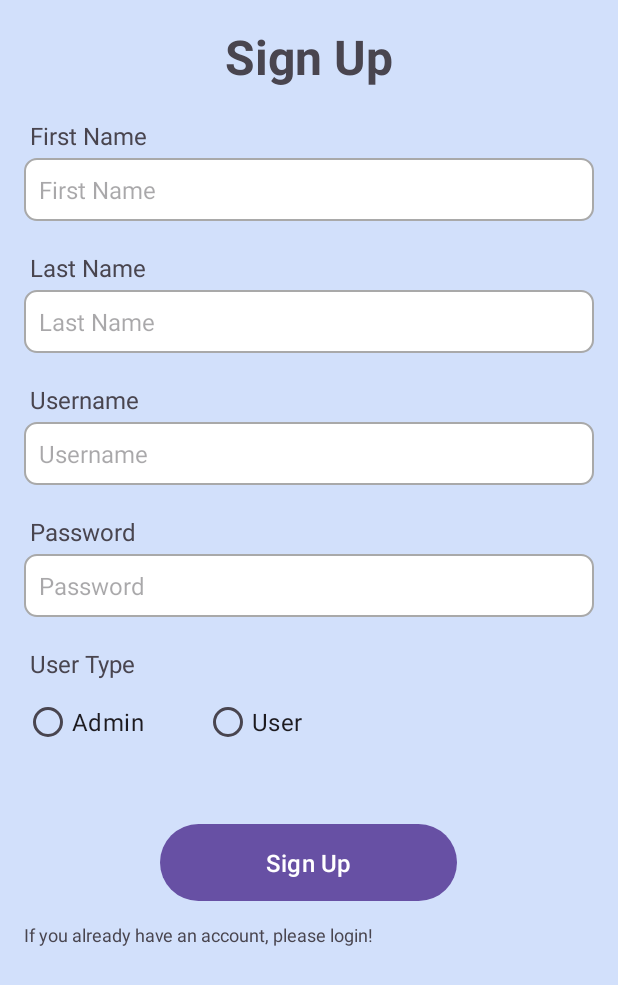
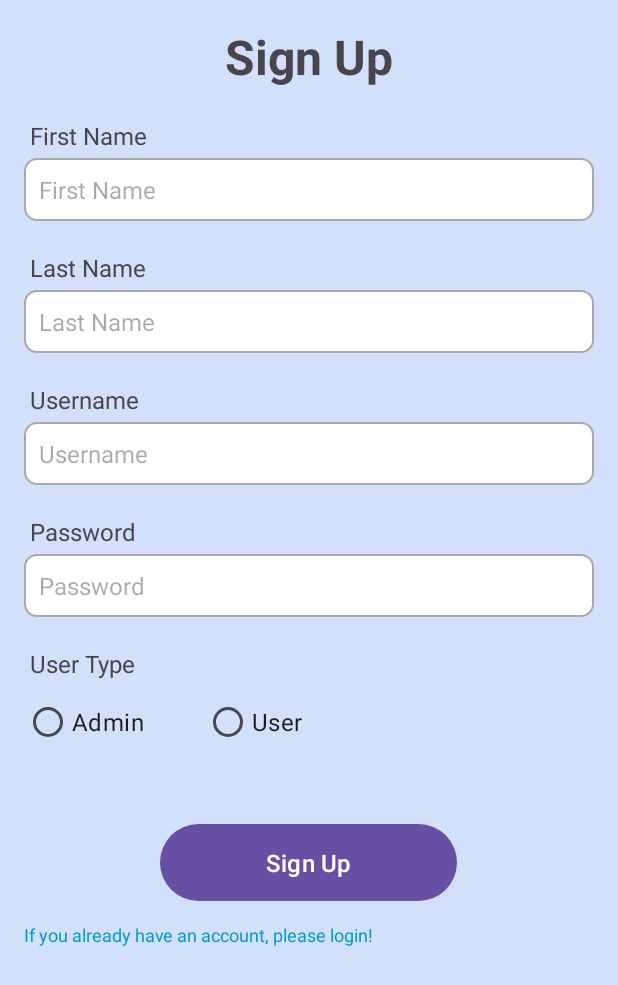
Before and after one commit to mrymsarabi/book-reader-app, an Android app: the SignUpActivity screen opened directly, with no data from a screen before it, on a phone screen of 412 x 824 dp. Shown: the top 985 px of the screen. Run offline under Robolectric (Android 15) with nearby library versions, the phone set to English and light mode, and no system bars; our stand-ins replace Room's generated code.

Commit message:
Fixing SignupActivity and activity_signup xml - handle usernames where already had accounts, login link

```diff
--- a/app/src/main/res/layout/activity_signup.xml
+++ b/app/src/main/res/layout/activity_signup.xml
@@ -140,8 +140,12 @@
         android:textSize="16sp"/>
 
     <TextView
+        android:id="@+id/signup_end_text"
         android:layout_width="match_parent"
         android:layout_height="wrap_content"
         android:textSize="12sp"
-        android:text="@string/signup_end_text" />
+        android:text="@string/signup_end_text"
+        android:textColor="@android:color/holo_blue_dark"
+        android:clickable="true"
+        android:focusable="true" />
 </LinearLayout>
```
Also changed, not shown: app/src/main/java/com/example/bookreaderapp/activities/SignUpActivity.kt (+25 -18 lines).
